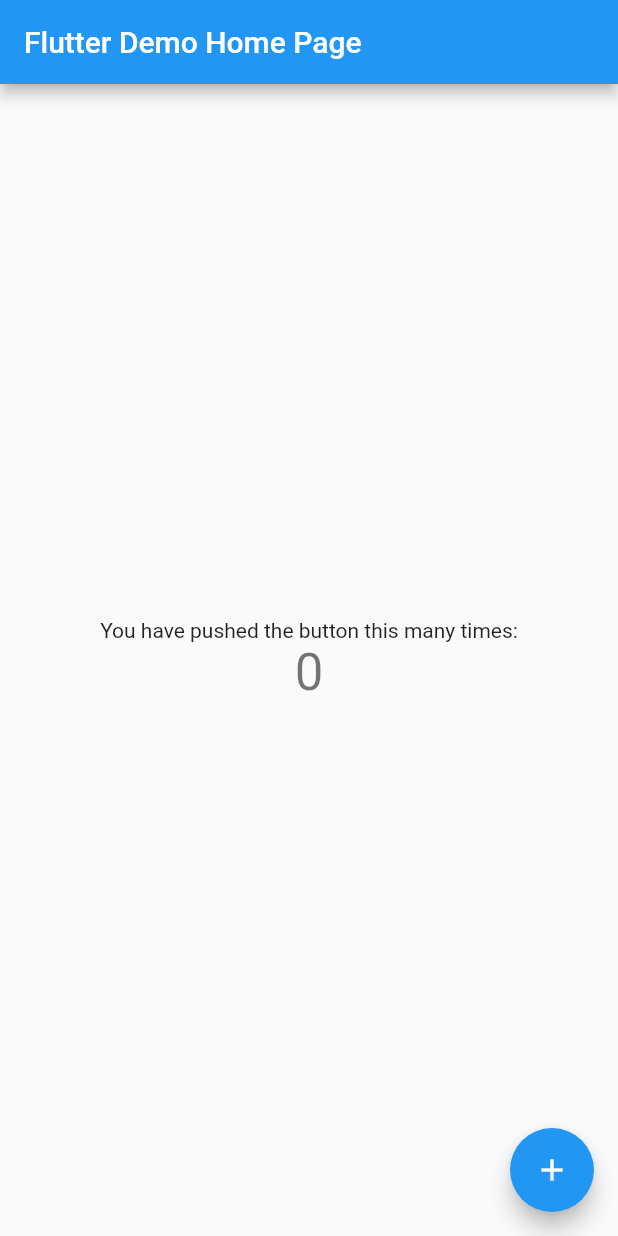
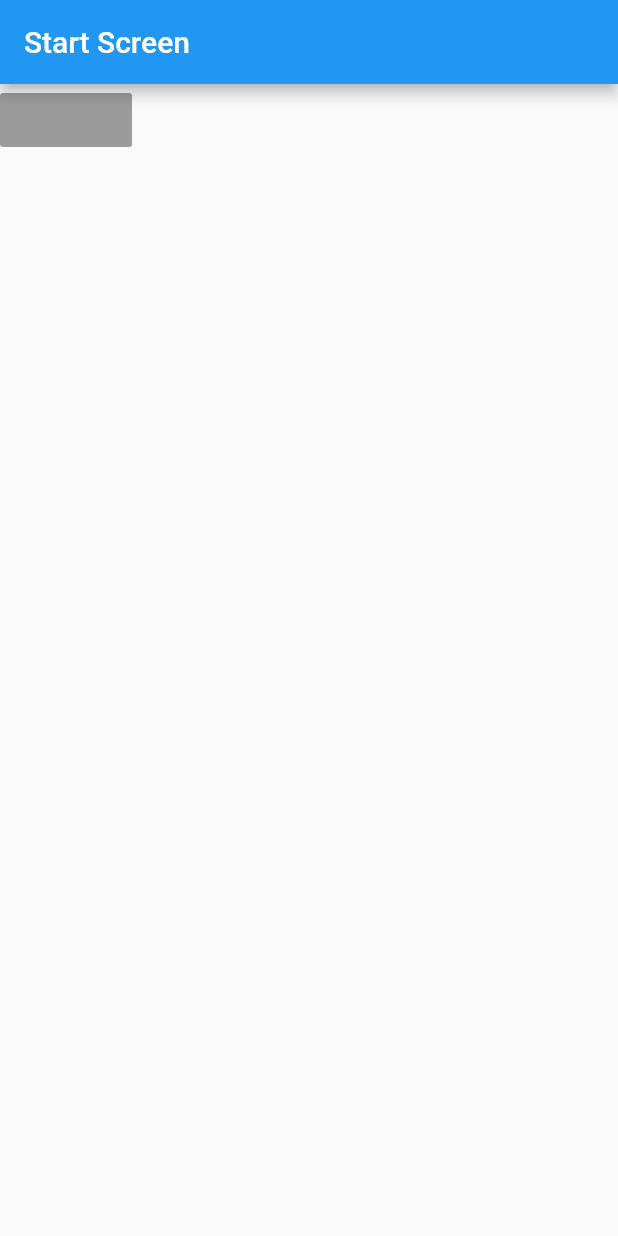
Before and after one commit to nurulakter8/About-Page, a Flutter app: the screen it shows after launch, on a phone screen of 412 x 824 dp. Run offline on Flutter 3.47's test engine with Material 2 defaults, Android fonts, the phone set to English and light mode, and no system bars.

Commit message:
startscreen commit

```diff
--- a/lib/main.dart
+++ b/lib/main.dart
@@ -1,117 +1,25 @@
 import 'package:flutter/material.dart';
+import 'package:lesson1creative/startscreen.dart';
 
 void main() {
-  runApp(MyApp());
+  runApp(Lesson1AppCreative()) ;
+
 }
 
-class MyApp extends StatelessWidget {
-  // This widget is the root of your application.
+class Lesson1AppCreative extends StatelessWidget{
   @override
   Widget build(BuildContext context) {
     return MaterialApp(
-      title: 'Flutter Demo',
+      debugShowCheckedModeBanner: false,
       theme: ThemeData(
-        // This is the theme of your application.
-        //
-        // Try running your application with "flutter run". You'll see the
-        // application has a blue toolbar. Then, without quitting the app, try
-        // changing the primarySwatch below to Colors.green and then invoke
-        // "hot reload" (press "r" in the console where you ran "flutter run",
-        // or simply save your changes to "hot reload" in a Flutter IDE).
-        // Notice that the counter didn't reset back to zero; the application
-        // is not restarted.
-        primarySwatch: Colors.blue,
-        // This makes the visual density adapt to the platform that you run
-        // the app on. For desktop platforms, the controls will be smaller and
-        // closer together (more dense) than on mobile platforms.
-        visualDensity: VisualDensity.adaptivePlatformDensity,
+        brightness: Brightness.light,
+
       ),
-      home: MyHomePage(title: 'Flutter Demo Home Page'),
+      initialRoute: StartScreen.routName,
+      routes: {
+        StartScreen.routName : (context) => StartScreen(),
+      },
     );
   }
+
 }
-
-class MyHomePage extends StatefulWidget {
-  MyHomePage({Key key, this.title}) : super(key: key);
-
-  // This widget is the home page of your application. It is stateful, meaning
-  // that it has a State object (defined below) that contains fields that affect
-  // how it looks.
-
-  // This class is the configuration for the state. It holds the values (in this
-  // case the title) provided by the parent (in this case the App widget) and
-  // used by the build method of the State. Fields in a Widget subclass are
-  // always marked "final".
-
-  final String title;
-
-  @override
-  _MyHomePageState createState() => _MyHomePageState();
-}
-
-class _MyHomePageState extends State<MyHomePage> {
-  int _counter = 0;
-
-  void _incrementCounter() {
-    setState(() {
-      // This call to setState tells the Flutter framework that something has
-      // changed in this State, which causes it to rerun the build method below
-      // so that the display can reflect the updated values. If we changed
-      // _counter without calling setState(), then the build method would not be
-      // called again, and so nothing would appear to happen.
-      _counter++;
-    });
-  }
-
-  @override
-  Widget build(BuildContext context) {
-    // This method is rerun every time setState is called, for instance as done
-    // by the _incrementCounter method above.
-    //
-    // The Flutter framework has been optimized to make rerunning build methods
-    // fast, so that you can just rebuild anything that needs updating rather
-    // than having to individually change instances of widgets.
-    return Scaffold(
-      appBar: AppBar(
-        // Here we take the value from the MyHomePage object that was created by
-        // the App.build method, and use it to set our appbar title.
-        title: Text(widget.title),
-      ),
-      body: Center(
-        // Center is a layout widget. It takes a single child and positions it
-        // in the middle of the parent.
-        child: Column(
-          // Column is also a layout widget. It takes a list of children and
-          // arranges them vertically. By default, it sizes itself to fit its
-          // children horizontally, and tries to be as tall as its parent.
-          //
-          // Invoke "debug painting" (press "p" in the console, choose the
-          // "Toggle Debug Paint" action from the Flutter Inspector in Android
-          // Studio, or the "Toggle Debug Paint" command in Visual Studio Code)
-          // to see the wireframe for each widget.
-          //
-          // Column has various properties to control how it sizes itself and
-          // how it positions its children. Here we use mainAxisAlignment to
-          // center the children vertically; the main axis here is the vertical
-          // axis because Columns are vertical (the cross axis would be
-          // horizontal).
-          mainAxisAlignment: MainAxisAlignment.center,
-          children: <Widget>[
-            Text(
-              'You have pushed the button this many times:',
-            ),
-            Text(
-              '$_counter',
-              style: Theme.of(context).textTheme.headline4,
-            ),
-          ],
-        ),
-      ),
-      floatingActionButton: FloatingActionButton(
-        onPressed: _incrementCounter,
-        tooltip: 'Increment',
-        child: Icon(Icons.add),
-      ), // This trailing comma makes auto-formatting nicer for build methods.
-    );
-  }
-}
--- /dev/null
+++ b/lib/startscreen.dart
@@ -0,0 +1,19 @@
+import 'package:flutter/material.dart';
+
+class StartScreen extends StatelessWidget {
+  static const routName = '/startScreen';
+  @override
+  Widget build(BuildContext context) {
+    return Scaffold(
+      appBar: AppBar(
+        title: Text('Start Screen'),
+      ),
+      body: Column(
+        crossAxisAlignment: CrossAxisAlignment.start,
+        children: <Widget>[
+          RaisedButton(),
+        ],
+      ),
+    );
+  }
+}
```
Also changed, not shown: 1 other file.
